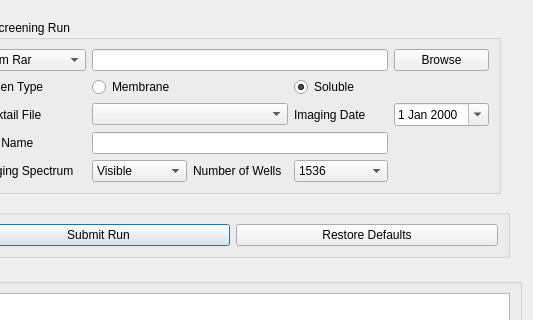
Qt form pyqt_designer/run_importer.ui (Hauptman-Woodward/Marco_Polo) before a commit; both pictures show x 212 to 745 and y 0 to 320 of the 745 by 423 pixel window.
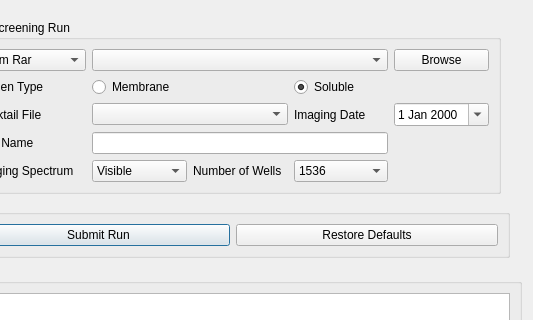
The same form after that commit. The open tabs and pages were chosen to show the change.

Commit message: reworking importer dialog to support importing multible files

Patch:
```diff
--- a/pyqt_designer/run_importer.ui
+++ b/pyqt_designer/run_importer.ui
@@ -145,9 +145,6 @@
           <item row="2" column="1" colspan="2">
            <widget class="QComboBox" name="comboBox_3"/>
           </item>
-          <item row="0" column="1" colspan="3">
-           <widget class="QLineEdit" name="lineEdit"/>
-          </item>
           <item row="0" column="0">
            <widget class="QComboBox" name="comboBox_6">
             <item>
@@ -162,6 +159,9 @@
             </item>
            </widget>
           </item>
+          <item row="0" column="1" colspan="3">
+           <widget class="QComboBox" name="comboBox_7"/>
+          </item>
          </layout>
         </widget>
        </item>
```
Left out of the diff: 2 changed lines with no effect on the pictures. The commit also changes 8 other files.
